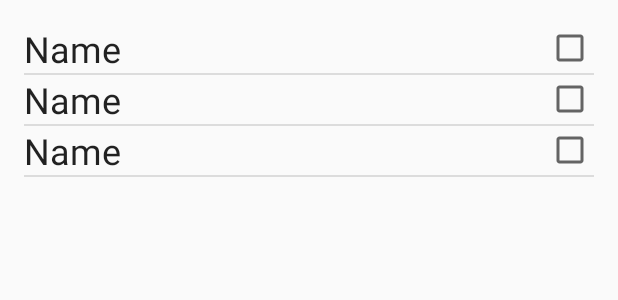
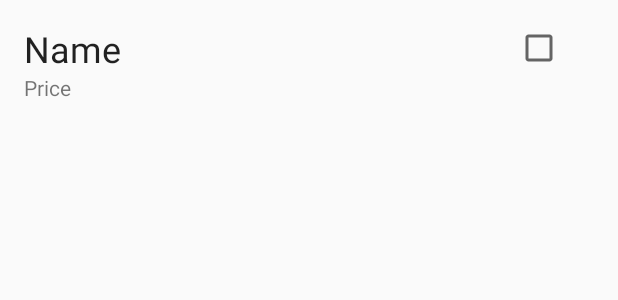
Before and after one commit to philxchen/SEG2105, an Android app: the layout content_shopping_cart.xml on its own in the app's theme, with its tools: preview values and no code run, on a phone screen of 412 x 824 dp. Shown: the top 300 px of the screen. Run offline under Robolectric (Android 15) with nearby library versions, the phone set to English and light mode, and no system bars.

Commit message:
updated shopping cart UI to include price display

```diff
--- a/app/src/main/res/layout/content_shopping_cart.xml
+++ b/app/src/main/res/layout/content_shopping_cart.xml
@@ -14,9 +14,9 @@
     tools:context="ca.uottawa.cookingwithgarzon.ShoppingCartActivity"
     tools:showIn="@layout/activity_shopping_cart">
 
-    <ListView
+    <android.support.v7.widget.RecyclerView
         android:layout_width="match_parent"
         android:layout_height="match_parent"
-        android:id="@+id/shopping_cart_list"
-        tools:listitem="@layout/shopping_cart_list_item"/>
+        tools:listitem="@layout/shopping_cart_list_item"
+        tools:text="Name"/>
 </RelativeLayout>
--- a/app/src/main/res/layout/shopping_cart_list_item.xml
+++ b/app/src/main/res/layout/shopping_cart_list_item.xml
@@ -1,12 +1,14 @@
 <?xml version="1.0" encoding="utf-8"?>
-<RelativeLayout xmlns:android="http://schemas.android.com/apk/res/android"
+<GridLayout xmlns:android="http://schemas.android.com/apk/res/android"
             android:orientation="horizontal"
             android:layout_width="match_parent"
-            android:layout_height="match_parent">
+            android:layout_height="match_parent"
+    android:rowCount="2"
+    android:columnCount="2">
 
     <TextView
         android:text="Name"
-        android:layout_width="154dp"
+        android:layout_width="327dp"
         android:layout_height="wrap_content"
         android:id="@+id/ingredient_name"
         android:textAppearance="@android:style/TextAppearance.Material.Headline"/>
@@ -14,7 +16,15 @@
     <CheckBox
         android:layout_width="wrap_content"
         android:layout_height="wrap_content"
-        android:layout_alignParentEnd="true"
-        android:id="@+id/shopping_cart_item_select"/>
+        android:id="@+id/shopping_cart_item_select"
+        android:layout_rowSpan="2"
+        android:gravity="end|center_vertical|start"
+        />
 
-</RelativeLayout>
+    <TextView
+        android:text="Price"
+        android:layout_width="wrap_content"
+        android:layout_height="wrap_content"
+        android:id="@+id/ingredient_price"/>
+
+</GridLayout>
```
